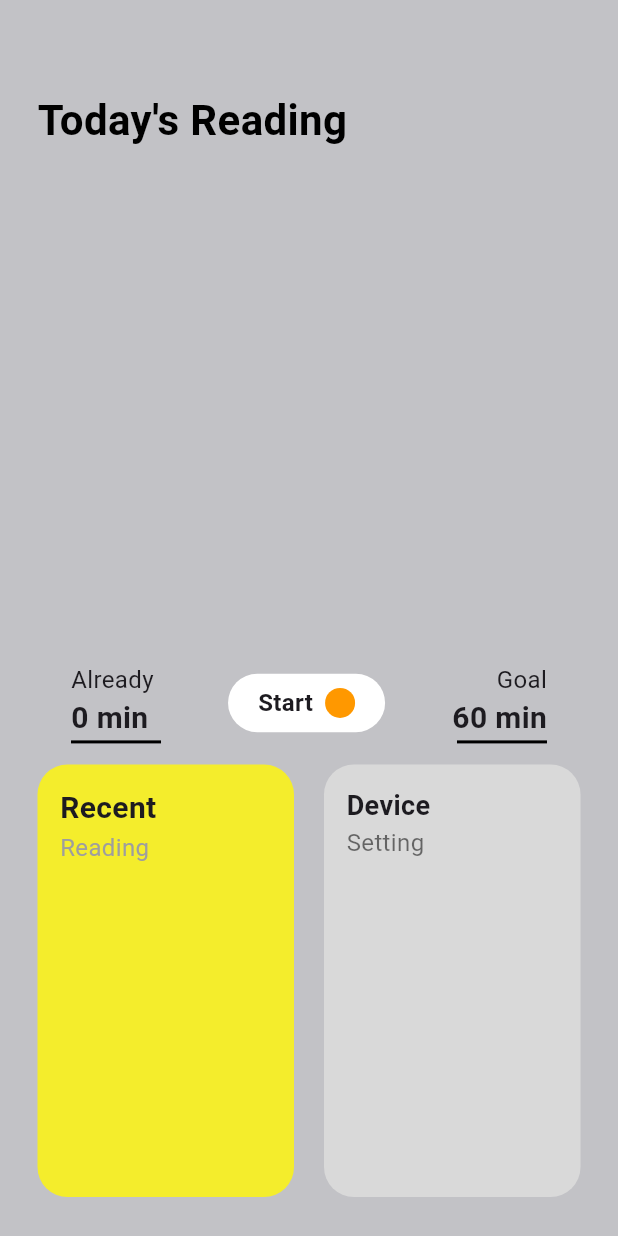
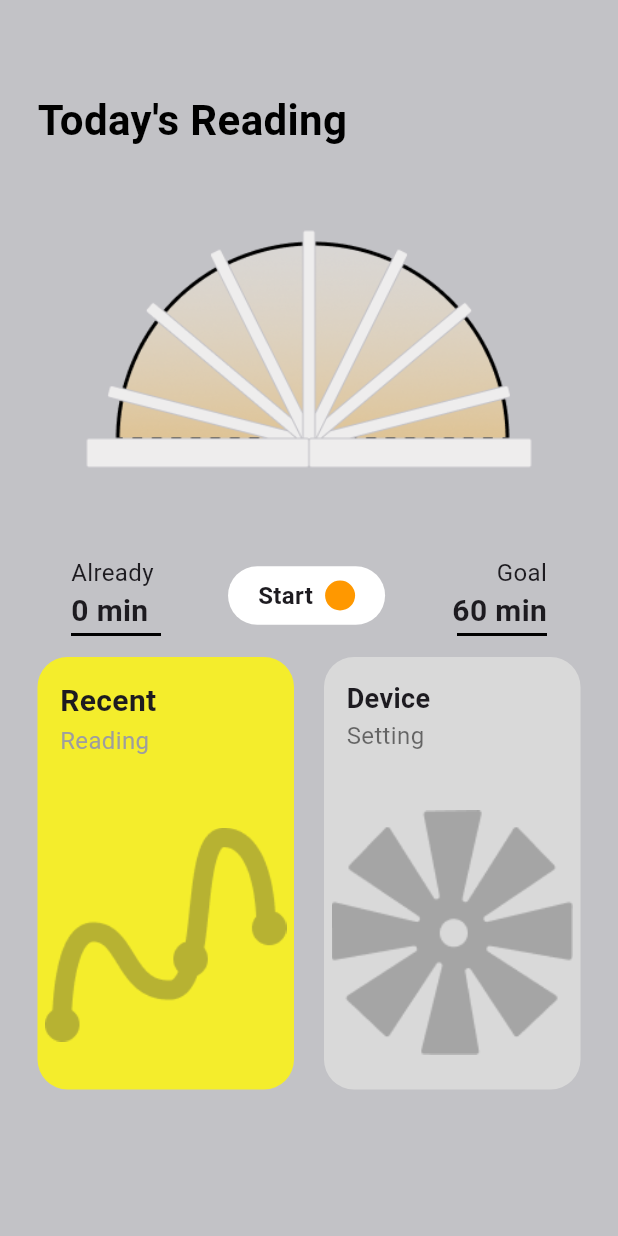
Before and after one commit to Youngwer/CASA0021_GPP, a Flutter app: the HomePage screen opened directly with empty values, on a phone screen of 412 x 824 dp. Run offline on Flutter 3.47's test engine with Material 3 defaults, Android fonts, the phone set to English and light mode, and no system bars; missing offline and left inert: mqtt_client.

Commit message:
Add animation and icons

```diff
--- a/lib/main.dart
+++ b/lib/main.dart
@@ -501,12 +501,16 @@ class HomePageState extends State<HomePage> {
   final TextEditingController _searchController = TextEditingController();
   List<Book> _searchResults = [];
   bool _skipBookSelection = false;
+  // 添加动画相关变量
+  int _currentAnimationFrame = 1;
+  Timer? _animationTimer;
 
   void _startReading() async {
     final shouldStart = await _showBookSelectionDialog();
     if (shouldStart == true) {
       setState(() {
         _isReading = true;
+        _currentAnimationFrame = 1; // 重置动画帧
       });
       _timer = Timer.periodic(const Duration(minutes: 1), (timer) {
         setState(() {
@@ -519,11 +523,22 @@ class HomePageState extends State<HomePage> {
           }
         });
       });
+
+      // 添加动画计时器
+      final animationInterval = (_goalMinutes * 60) ~/ 8; // 计算每个动画帧的时间间隔（秒）
+      _animationTimer = Timer.periodic(Duration(seconds: animationInterval), (timer) {
+        setState(() {
+          if (_currentAnimationFrame < 9) {
+            _currentAnimationFrame++;
+          }
+        });
+      });
     }
   }
 
   void _stopReading() async {
     _timer?.cancel();
+    _animationTimer?.cancel(); // 停止动画计时器
 
     final result = await showDialog<bool>(
       context: context,
@@ -913,6 +928,7 @@ class HomePageState extends State<HomePage> {
   @override
   void dispose() {
     _timer?.cancel();
+    _animationTimer?.cancel(); // 确保在dispose时也取消动画计时器
     super.dispose();
   }
 
@@ -921,20 +937,36 @@ class HomePageState extends State<HomePage> {
     return Scaffold(
       backgroundColor: const Color(0xFFC2C2C6),
       body: Padding(
-        padding: const EdgeInsets.fromLTRB(25, 60, 25, 16), // 修改回上边距为60
+        padding: const EdgeInsets.fromLTRB(25, 60, 25, 16),
         child: Column(
-          crossAxisAlignment: CrossAxisAlignment.start, // 保持左对齐
+          crossAxisAlignment: CrossAxisAlignment.start,
           children: [
             const Text(
               "Today's Reading",
               style: TextStyle(
-                fontSize: 28, // 字体大小28
-                fontWeight: FontWeight.bold, // 粗体
+                fontSize: 28,
+                fontWeight: FontWeight.bold,
                 color: Colors.black,
               ),
             ),
-            // 增加上方空间，将计时器下移
-            const Expanded(flex: 4, child: SizedBox()),
+            const SizedBox(height: 35), // 增加与标题的间距
+
+            // 添加动画显示
+            Center(
+              child: Container(
+                width: MediaQuery.of(context).size.width - 50, // 减去左右各25的padding
+                height: 200,
+                child: ClipRRect(
+                  borderRadius: BorderRadius.circular(20),
+                  child: Image.asset(
+                    'assets/images/Animation/R$_currentAnimationFrame.png',
+                    fit: BoxFit.contain,
+                  ),
+                ),
+              ),
+            ),
+
+            const SizedBox(height: 35), // 增加与计时器的间距
 
             // 计时器部分
             Row(
@@ -1057,8 +1089,11 @@ class HomePageState extends State<HomePage> {
                           color: const Color(0xFFF4ED2C),
                           borderRadius: BorderRadius.circular(20),
                         ),
-                        child: Padding(
-                          padding: const EdgeInsets.all(15), // 统一内边距为15
+                        child: Column(
+                          crossAxisAlignment: CrossAxisAlignment.start,
+                          children: [
+                            Padding(
+                              padding: const EdgeInsets.all(15),
                               child: Column(
                                 crossAxisAlignment: CrossAxisAlignment.start,
                                 children: const [
@@ -1078,6 +1113,17 @@ class HomePageState extends State<HomePage> {
                                   ),
                                 ],
                               ),
+                            ),
+                            Expanded(
+                              child: Padding(
+                                padding: const EdgeInsets.symmetric(horizontal: 5),
+                                child: Image.asset(
+                                  'assets/images/Icon/Recent.png',
+                                  fit: BoxFit.contain,
+                                ),
+                              ),
+                            ),
+                          ],
                         ),
                       ),
                     ),
@@ -1095,7 +1141,7 @@ class HomePageState extends State<HomePage> {
                         crossAxisAlignment: CrossAxisAlignment.start,
                         children: [
                           Padding(
-                            padding: const EdgeInsets.all(15.0),
+                            padding: const EdgeInsets.all(15),
                             child: Column(
                               crossAxisAlignment: CrossAxisAlignment.start,
                               children: const [
@@ -1114,6 +1160,15 @@ class HomePageState extends State<HomePage> {
                                   ),
                                 ),
                               ],
+                            ),
+                          ),
+                          Expanded(
+                            child: Padding(
+                              padding: const EdgeInsets.symmetric(horizontal: 5),
+                              child: Image.asset(
+                                'assets/images/Icon/Device.png',
+                                fit: BoxFit.contain,
+                              ),
                             ),
                           ),
                         ],
--- a/pubspec.yaml
+++ b/pubspec.yaml
@@ -60,6 +60,8 @@ flutter:
   # To add assets to your application, add an assets section, like this:
   assets:
     - assets/images/
+    - assets/images/Animation/
+    - assets/images/Icon/
 
   # An image asset can refer to one or more resolution-specific "variants", see
   # https://flutter.dev/to/resolution-aware-images
```
Also changed, not shown: assets/images/Animation/R1.png (added), assets/images/Animation/R2.png (added), assets/images/Animation/R3.png (added), assets/images/Animation/R4.png (added), assets/images/Animation/R5.png (added), assets/images/Animation/R6.png (added), assets/images/Animation/R7.png (added), assets/images/Animation/R8.png (added), assets/images/Animation/R9.png (added), assets/images/Icon/Device.png (added), assets/images/Icon/Recent.png (added). Lines whose indentation alone changed are shown as unchanged.
